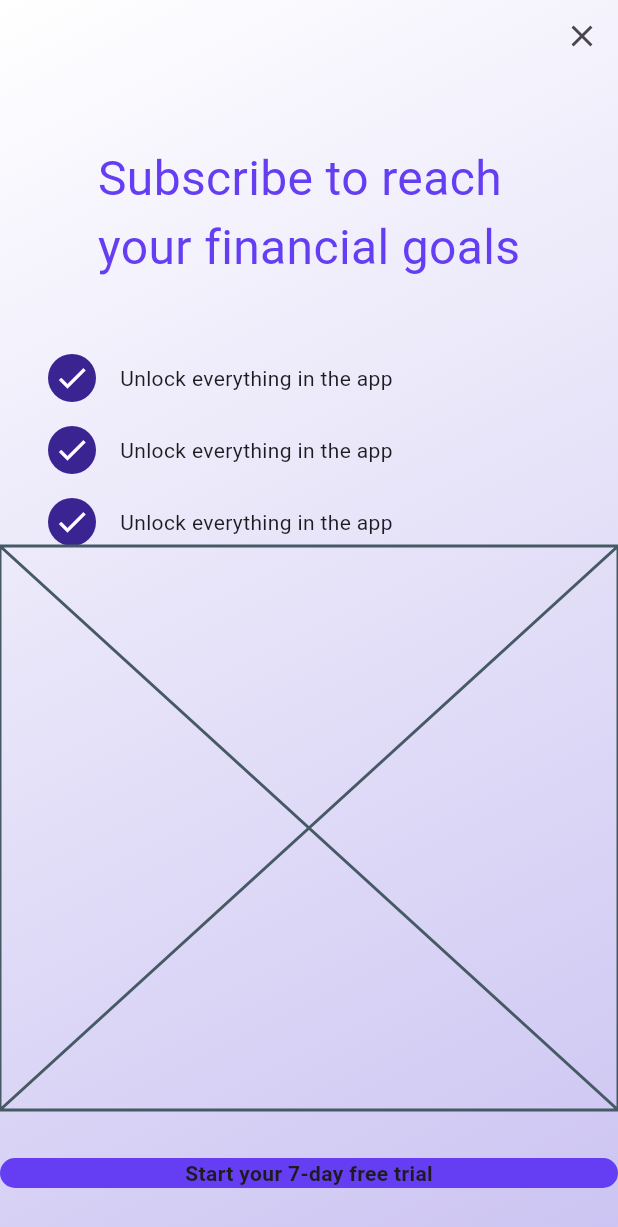
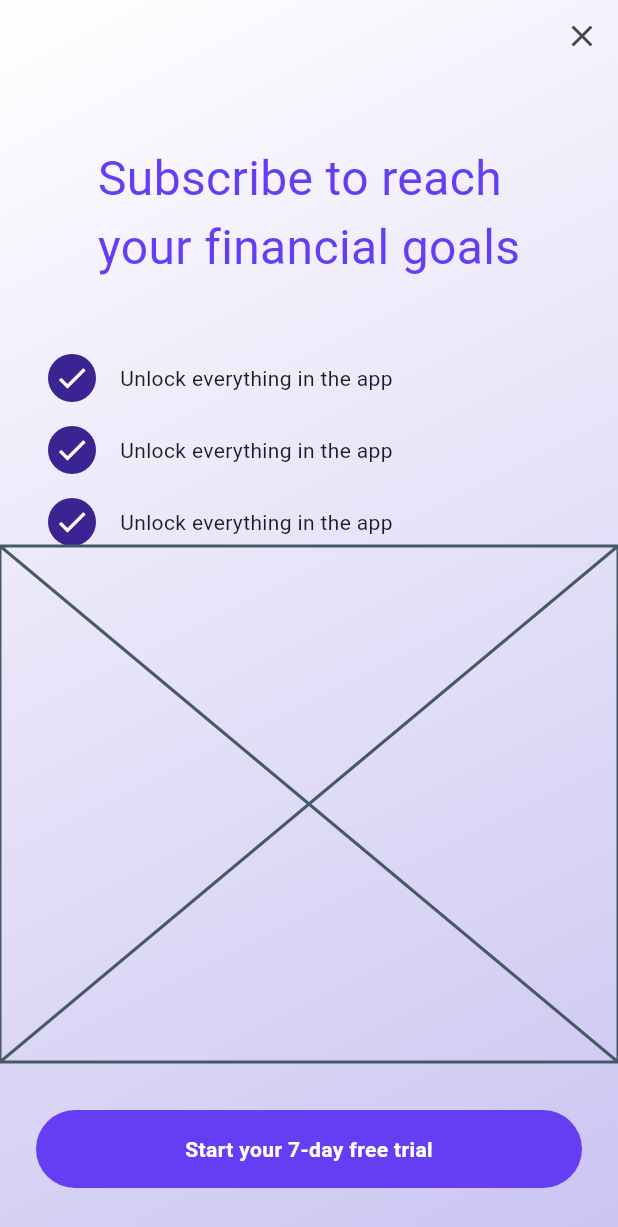
Before and after one commit to JAICHANGPARK/flutter_notebook_chapter_43, a Flutter app: the PaywallScreen screen opened directly, on a phone screen of 412 x 824 dp. Shown: the top 1227 px of the screen. Run offline on Flutter 3.47's test engine with Material 3 defaults, Android fonts, the phone set to English and light mode, and no system bars; our stand-ins replace gap.

Commit message:
Update paywall_screen.dart

```diff
--- a/lib/ep2154_paywall_screen/views/paywall_screen.dart
+++ b/lib/ep2154_paywall_screen/views/paywall_screen.dart
@@ -110,12 +110,14 @@ class _PaywallScreenState extends State<PaywallScreen> {
                       shape: StadiumBorder(),
                       color: Color.fromRGBO(101, 62, 244, 1),
                     ),
-                    margin: EdgeInsets.symmetric(vertical: 32),
+                    margin: EdgeInsets.symmetric(vertical: 32,horizontal: 24),
+                    padding: EdgeInsets.symmetric(vertical: 16,),
                     child: Center(
                       child: Text(
                         "Start your 7-day free trial",
                         style: TextStyle(
                           fontWeight: FontWeight.bold,
+                          color: Colors.white
                         ),
                       ),
                     ),
```
